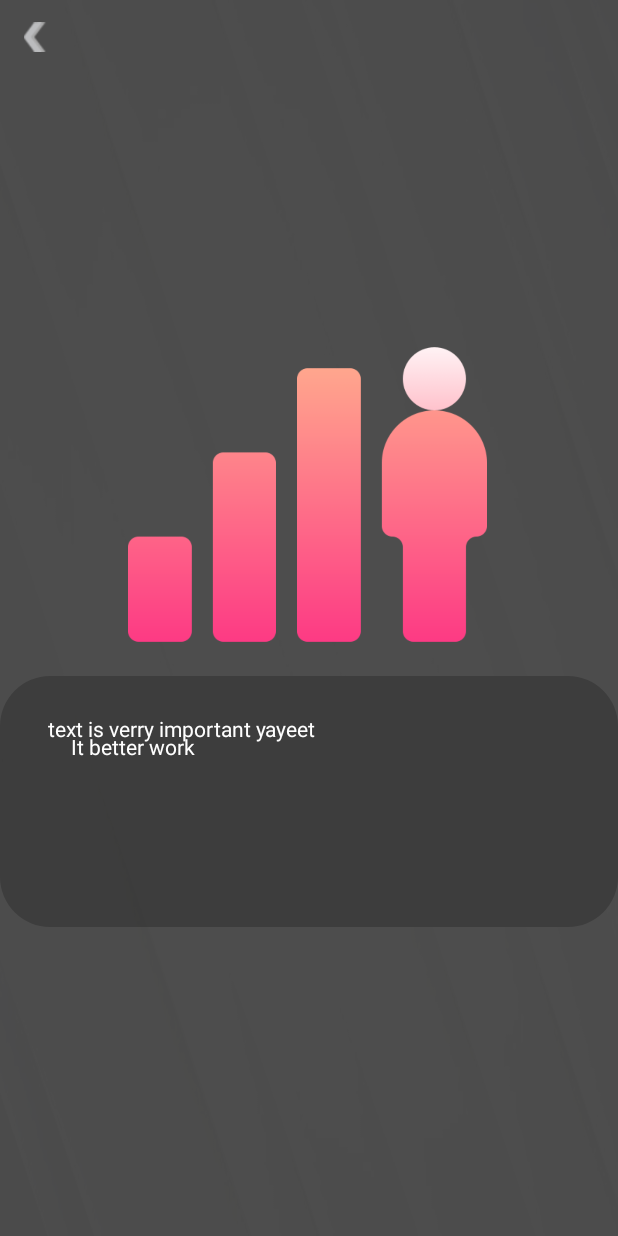
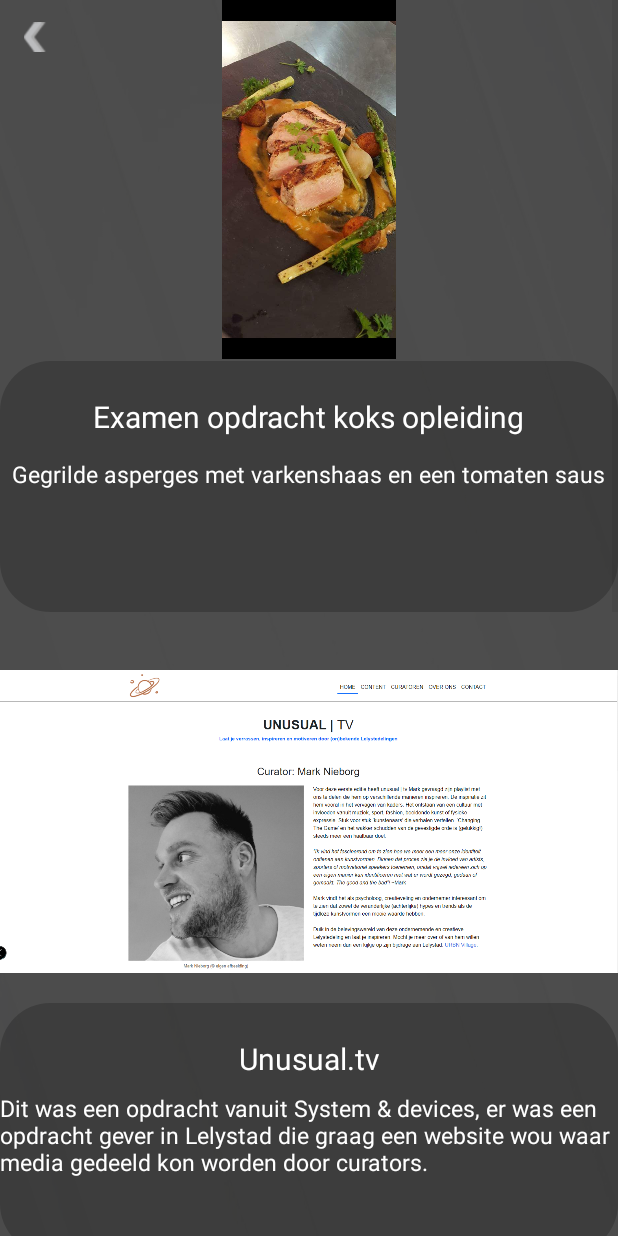
Before and after one commit to Sparaxi/one-pager, an Android app: the ExperienceActivity screen opened directly, with no data from a screen before it, on a phone screen of 412 x 824 dp. Run offline under Robolectric (Android 15) with nearby library versions, the phone set to English and light mode, and no system bars.

Commit message:
Voor de presentatie.

```diff
--- a/onepagertest2/app/src/main/java/com/example/onepagertest2/ContactActivity.java
+++ b/onepagertest2/app/src/main/java/com/example/onepagertest2/ContactActivity.java
@@ -33,7 +33,7 @@ public class ContactActivity extends AppCompatActivity {
         });
 
         emailButton.setOnClickListener(v -> {
-            startActivity(new Intent(Intent.ACTION_SENDTO, Uri.parse("mailto:abo@gmail.com")));
+            startActivity(new Intent(Intent.ACTION_SENDTO, Uri.parse("mailto:Wvdrp@hotmail.com")));
         });
 
     }
--- a/onepagertest2/app/src/main/java/com/example/onepagertest2/ExperienceActivity.java
+++ b/onepagertest2/app/src/main/java/com/example/onepagertest2/ExperienceActivity.java
@@ -24,7 +24,10 @@ public class ExperienceActivity extends AppCompatActivity {
         Button experienceBackButton = findViewById(R.id.experienceBackButton);
 
         ArrayList<ExperienceStringStorage> arrayList = new ArrayList<>();
-        arrayList.add(new ExperienceStringStorage("It better work","text is verry important yayeet", R.drawable.skills));
+        arrayList.add(new ExperienceStringStorage("Gegrilde asperges met varkenshaas en een tomaten saus","Examen opdracht koks opleiding", R.drawable.experiencefoto1));
+        arrayList.add(new ExperienceStringStorage("Dit was een opdracht vanuit System & devices, er was een opdracht gever in Lelystad die graag een website wou waar media gedeeld kon worden door curators.","Unusual.tv", R.drawable.experiencefoto2));
+        arrayList.add(new ExperienceStringStorage("Dit is mijn eerste creatie in blender, ik ben hier zeer trots op want het ziet er echt goed uit.","Blender Donut", R.drawable.experiencefoto3));
+        arrayList.add(new ExperienceStringStorage("voor de intake hebben we een opdracht gekregen om een website te maken, ik heb hier dus een soort van portfolio van gemaakt.","Instap Opdracht Software developer", R.drawable.experiencefoto4));
 
         ExperienceAdapter experienceAdapter = new ExperienceAdapter(this,R.layout.list_item_experience,arrayList);
         experienceLV.setAdapter(experienceAdapter);
--- a/onepagertest2/app/src/main/java/com/example/onepagertest2/ExperienceStringStorage.java
+++ b/onepagertest2/app/src/main/java/com/example/onepagertest2/ExperienceStringStorage.java
@@ -21,8 +21,6 @@ public class ExperienceStringStorage {
         return title;
     }
 
-
-
     public void setWorkDone(String workDone) {
         this.title = workDone;
     }
--- a/onepagertest2/app/src/main/res/layout/activity_experience.xml
+++ b/onepagertest2/app/src/main/res/layout/activity_experience.xml
@@ -35,6 +35,7 @@
         android:layout_height="wrap_content"
         android:background="#00FFFFFF"
         android:dividerHeight="20dp"
+        android:divider="#00FFFFFF"
         app:layout_constraintBottom_toBottomOf="parent"
         app:layout_constraintEnd_toEndOf="parent"
         app:layout_constraintStart_toStartOf="parent"
--- a/onepagertest2/app/src/main/res/layout/list_item_experience.xml
+++ b/onepagertest2/app/src/main/res/layout/list_item_experience.xml
@@ -8,13 +8,13 @@
 
     <com.google.android.material.imageview.ShapeableImageView
         android:id="@+id/ExpItemBackground"
-        android:layout_width="412dp"
+        android:layout_width="match_parent"
         android:layout_height="167dp"
         android:layout_marginTop="1dp"
         android:background="#32000000"
         app:layout_constraintBottom_toBottomOf="parent"
         app:layout_constraintEnd_toEndOf="parent"
-        app:layout_constraintHorizontal_bias="0.666"
+        app:layout_constraintHorizontal_bias="0.0"
         app:layout_constraintStart_toStartOf="parent"
         app:layout_constraintTop_toBottomOf="@+id/experienceItemImage"
         app:layout_constraintVertical_bias="0.0"
@@ -26,9 +26,10 @@
         android:layout_height="wrap_content"
         android:text="@string/Title"
         android:textColor="@color/white"
+        android:textSize="20sp"
         app:layout_constraintBottom_toBottomOf="@+id/ExpItemBackground"
         app:layout_constraintEnd_toEndOf="parent"
-        app:layout_constraintHorizontal_bias="0.138"
+        app:layout_constraintHorizontal_bias="0.5"
         app:layout_constraintStart_toStartOf="parent"
         app:layout_constraintTop_toTopOf="@+id/ExpItemBackground"
         app:layout_constraintVertical_bias="0.168"
@@ -36,16 +37,16 @@
 
     <ImageView
         android:id="@+id/experienceItemImage"
-        android:layout_width="410dp"
+        android:layout_width="match_parent"
         android:layout_height="239dp"
         android:background="#00FFFFFF"
         android:scaleType="fitCenter"
         app:layout_constraintBottom_toBottomOf="parent"
         app:layout_constraintEnd_toEndOf="parent"
-        app:layout_constraintHorizontal_bias="0.0"
+        app:layout_constraintHorizontal_bias="1.0"
         app:layout_constraintStart_toStartOf="parent"
         app:layout_constraintTop_toTopOf="parent"
-        app:layout_constraintVertical_bias="0.025"
+        app:layout_constraintVertical_bias="0.0"
         tools:ignore="MissingConstraints" />
 
     <TextView
@@ -54,11 +55,12 @@
         android:layout_height="wrap_content"
         android:text="@string/Desc"
         android:textColor="@color/white"
+        android:textSize="15sp"
         app:layout_constraintBottom_toBottomOf="@+id/ExpItemBackground"
         app:layout_constraintEnd_toEndOf="parent"
-        app:layout_constraintHorizontal_bias="0.144"
+        app:layout_constraintHorizontal_bias="0.5"
         app:layout_constraintStart_toStartOf="@+id/ExpItemBackground"
-        app:layout_constraintTop_toTopOf="@+id/ExpItemBackground"
-        app:layout_constraintVertical_bias="0.248" />
+        app:layout_constraintTop_toBottomOf="@+id/experienceItemText"
+        app:layout_constraintVertical_bias="0.142" />
 
 </androidx.constraintlayout.widget.ConstraintLayout>
--- a/onepagertest2/app/src/main/res/values/strings.xml
+++ b/onepagertest2/app/src/main/res/values/strings.xml
@@ -1,8 +1,8 @@
 <resources>
-    <string name="app_name">one pager test #2</string>
-    <string name="aboutmetext">Hello, im wesley from the netherlands,26 years old, and currently studying for software developer, I like to cook, program, play games, and fitness sadly that isnt really do able due to covid-19.  I really want to get a job in AI programming, and or something in Game design, But i take any other job in algoritmic programming to.</string>
+    <string name="app_name">Portfolio Wesley</string>
     <string name="skills">skills</string>
     <string name="Title">Title</string>
     <string name="Desc">Desc</string>
     <string name="desc">Desc</string>
+    <string name="overmijText">Hallo ik ben Wesley van der ploeg 26 jaar oud en wonende in Lelystad. Ik studeer momenteel software development aan het ROC Almere buiten. Ik hou voornamelijk van koken en gamen. Ik heb dus ook een opleiding gedaan tot kok, En ben daar ook voor geslaagd. Maar wat ik ook graag doe is documentaires kijken over de ruimte, robots, AGI ( artificial general intelligence ), en zoon beetje alles wat met technologie te maken heeft.</string>
 </resources>
```
Also changed, not shown: onepagertest2/app/src/main/java/com/example/onepagertest2/SkillsActivity.java (+7 -2 lines), onepagertest2/app/src/main/res/layout/activity_about_me.xml (+30 -31 lines), onepagertest2/app/src/main/res/layout/activity_skills.xml (+23 -9 lines), onepagertest2/app/src/main/res/layout/list_item_skills.xml (+19 -12 lines), onepagertest2/app/src/main/res/drawable/experiencefoto1.jpg (added), onepagertest2/app/src/main/res/drawable/experiencefoto2.png (added), onepagertest2/app/src/main/res/drawable/experiencefoto3.png (added), onepagertest2/app/src/main/res/drawable/experiencefoto4.png (added), onepagertest2/app/src/main/res/drawable/suitcaseblauw.png (added), onepagertest2/app/src/main/res/drawable/suitcaseorange.png (added), 1 other file.
